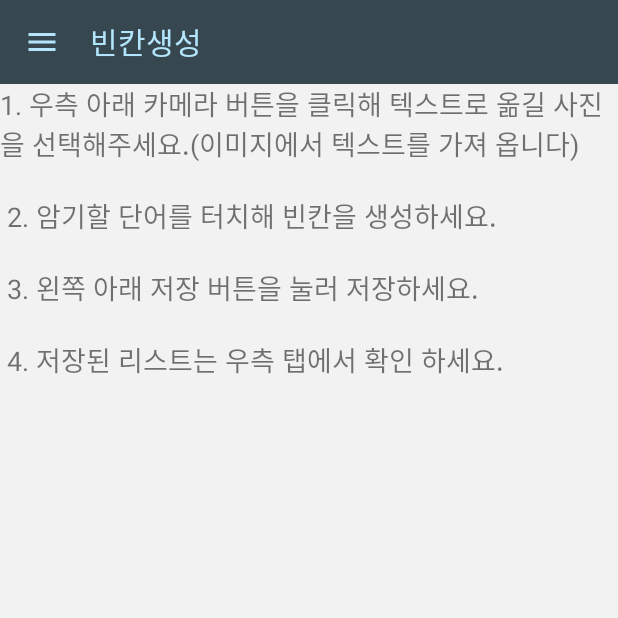
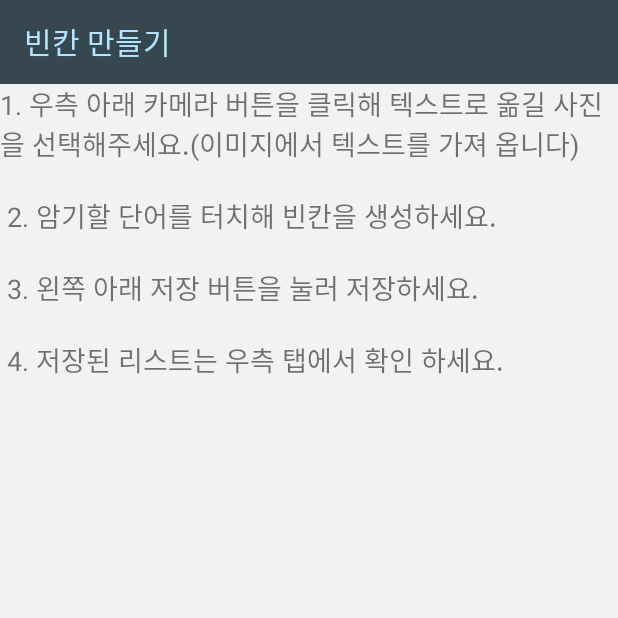
Before and after one commit to seunwoolee/blank, an Android app: the screen it shows after launch (MainActivity), on a phone screen of 412 x 824 dp, the top half of it. Run offline under Robolectric (Android 15) with nearby library versions, the phone set to English and light mode, and no system bars; our stand-ins replace FlexboxLayout; libraries missing offline, so code that uses them is left out: com.google.api.client, com.google.api.services, io.realm; 2 statements that could not run were skipped.

Commit message:
저장 최종 완료

```diff
--- a/app/src/main/java/com/shuneesoft/blanker/activity/MainActivity.java
+++ b/app/src/main/java/com/shuneesoft/blanker/activity/MainActivity.java
@@ -90,7 +90,7 @@ public class MainActivity extends AppCompatActivity {
         super.onCreate(savedInstanceState);
         setContentView(R.layout.activity_main);
 
-        initToolbar();
+//        initToolbar();
         initComponent();
         Tools.initRealm(this);
         initMainFragment();
@@ -116,15 +116,8 @@ public class MainActivity extends AppCompatActivity {
             });
             builder.create().show();
         });
-    }
+        Toast.makeText(this, "카메라 버튼을 누르세요", Toast.LENGTH_LONG).show();
 
-    private void initToolbar() {
-        mToolbar = findViewById(R.id.toolbar);
-        mToolbar.setNavigationIcon(R.drawable.ic_menu);
-        mToolbar.getNavigationIcon().setColorFilter(getResources().getColor(R.color.light_blue_100), PorterDuff.Mode.SRC_ATOP);
-        setSupportActionBar(mToolbar);
-        getSupportActionBar().setDisplayHomeAsUpEnabled(true);
-        getSupportActionBar().setTitle("빈칸생성");
     }
 
     private void initComponent() {
--- a/app/src/main/res/layout/activity_main.xml
+++ b/app/src/main/res/layout/activity_main.xml
@@ -22,6 +22,7 @@
             app:elevation="0dp">
 
             <androidx.appcompat.widget.Toolbar
+                app:title="빈칸 만들기"
                 app:titleTextColor="@color/light_blue_100"
                 android:id="@+id/toolbar"
                 android:layout_width="match_parent"
--- a/app/src/main/res/layout/fragment_main.xml
+++ b/app/src/main/res/layout/fragment_main.xml
@@ -25,25 +25,19 @@
                 android:layout_height="wrap_content"
                 android:text="@string/intro_text"
                 android:textSize="18sp" />
-            <!--        <Button-->
-            <!--            android:id="@+id/save_btn"-->
-            <!--            android:layout_width="wrap_content"-->
-            <!--            android:layout_height="wrap_content"-->
-            <!--            app:layout_alignSelf="flex_end"-->
-            <!--            android:text="저장"/>-->
 
         </com.google.android.flexbox.FlexboxLayout>
     </ScrollView>
 
     <Button
+        style="@style/Button.Dark"
         android:id="@+id/save_btn"
-        android:layout_width="wrap_content"
-        android:layout_height="wrap_content"
+        android:layout_width="40dp"
+        android:layout_height="40dp"
         android:layout_marginStart="5dp"
         android:layout_marginLeft="5dp"
         android:layout_marginBottom="5dp"
         android:text="@string/save_btn"
-        android:theme="@style/Button.Dark"
         android:visibility="gone"
         app:layout_constraintBottom_toBottomOf="parent"
         app:layout_constraintLeft_toLeftOf="parent" />
--- a/app/src/main/res/values/styles.xml
+++ b/app/src/main/res/values/styles.xml
@@ -34,7 +34,7 @@
     </style>
 
     <style name="Button.Dark" parent="@style/Widget.AppCompat.Button.Colored">
-        <item name="colorButtonNormal">@color/blue_grey_800</item>
+        <item name="android:background">@color/blue_grey_800</item>
         <item name="android:textColor">@color/light_blue_100</item>
     </style>
 
```
Also changed, not shown: app/src/main/java/com/shuneesoft/blanker/fragment/MainFragment.java (+65 -28 lines), app/src/main/java/com/shuneesoft/blanker/model/Blank.java (+5 -12 lines).
